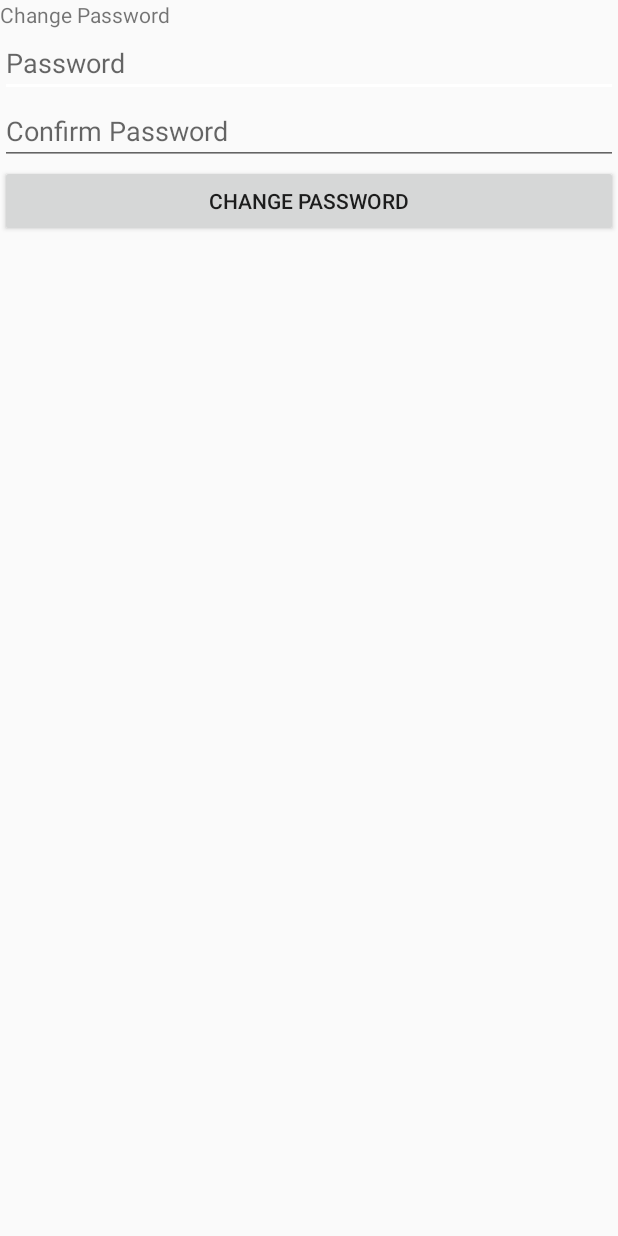
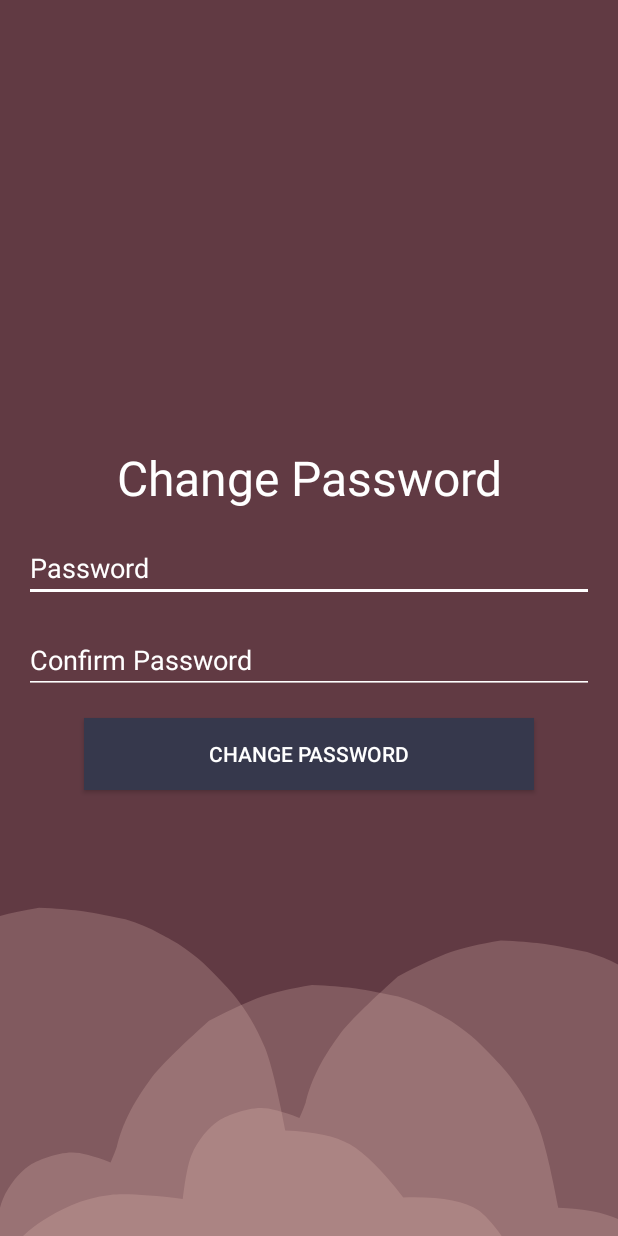
Before and after one commit to jzirkin/cmsc436-feelings_diary, an Android app: the ChangePasswordActivity screen opened directly, with no data from a screen before it, on a phone screen of 412 x 824 dp. Run offline under Robolectric (Android 15) with nearby library versions, the phone set to English and light mode, and no system bars; our stand-ins replace Firebase (no records; nobody signed in at launch, a user with empty details on screens opened directly).

Commit message:
updated  change password UI

```diff
--- a/app/src/main/res/layout/activity_change_password.xml
+++ b/app/src/main/res/layout/activity_change_password.xml
@@ -1,50 +1,72 @@
 <?xml version="1.0" encoding="utf-8"?>
-<LinearLayout xmlns:android="http://schemas.android.com/apk/res/android"
+<RelativeLayout xmlns:android="http://schemas.android.com/apk/res/android"
     xmlns:app="http://schemas.android.com/apk/res-auto"
     xmlns:tools="http://schemas.android.com/tools"
+    android:background="@drawable/ic_background_settings"
     android:layout_width="match_parent"
     android:layout_height="match_parent"
-    tools:context=".ChangePasswordActivity">
+    tools:context=".ChangePasswordActivity"
+    android:paddingLeft="@dimen/activity_horizontal_margin"
+    android:paddingTop="@dimen/activity_vertical_margin"
+    android:paddingRight="@dimen/activity_horizontal_margin"
+    android:paddingBottom="@dimen/activity_vertical_margin"
+    android:gravity="center"
+    android:orientation="vertical">
 
-    <LinearLayout
+    <RelativeLayout
         android:layout_width="match_parent"
-        android:layout_height="wrap_content"
-        android:orientation="vertical">
+        android:layout_height="match_parent"
+        android:orientation="vertical"
+        android:layout_centerVertical="true"
+        android:gravity="center">
 
         <TextView
+            android:gravity="center"
+            android:textColor="@color/white"
+            android:textSize="32sp"
             android:id="@+id/change_password_text"
             android:layout_width="match_parent"
             android:layout_height="wrap_content"
             android:text="@string/change_password"
-            tools:layout_editor_absoluteX="16dp"
-            tools:layout_editor_absoluteY="186dp" />
+            android:layout_centerHorizontal="true"
+            android:layout_marginBottom="@dimen/activity_vertical_margin"/>
 
         <EditText
+            android:textColor="@color/white"
+            android:textColorHint="@color/white"
+            android:theme="@style/EditTextTheme"
             android:id="@+id/password"
+            android:layout_below="@id/change_password_text"
             android:layout_width="match_parent"
             android:layout_height="wrap_content"
+            android:layout_centerHorizontal="true"
             android:ems="10"
             android:hint="@string/prompt_password"
             android:inputType="textPassword"
-            tools:layout_editor_absoluteX="16dp"
-            tools:layout_editor_absoluteY="205dp" />
+            android:layout_marginBottom="@dimen/activity_vertical_margin"/>
 
         <EditText
+            android:textColor="@color/white"
+            android:textColorHint="@color/white"
+            android:theme="@style/EditTextTheme"
             android:id="@+id/confirm_password"
             android:layout_width="match_parent"
             android:layout_height="wrap_content"
+            android:layout_below="@id/password"
             android:ems="10"
             android:hint="@string/prompt_confirm_password"
             android:inputType="textPassword"
-            tools:layout_editor_absoluteX="16dp"
-            tools:layout_editor_absoluteY="261dp" />
+            android:layout_centerHorizontal="true"
+            android:layout_marginBottom="@dimen/activity_vertical_margin"/>
 
         <Button
             android:id="@+id/change_password_btn"
-            android:layout_width="match_parent"
+            android:layout_width="300dp"
             android:layout_height="wrap_content"
+            android:layout_below="@id/confirm_password"
+            android:textColor="@color/white"
+            android:background="@color/colorPrimaryDark"
             android:text="@string/change_password"
-            tools:layout_editor_absoluteX="16dp"
-            tools:layout_editor_absoluteY="326dp" />
-    </LinearLayout>
-</LinearLayout>
+            android:layout_centerHorizontal="true"/>
+    </RelativeLayout>
+</RelativeLayout>
```
